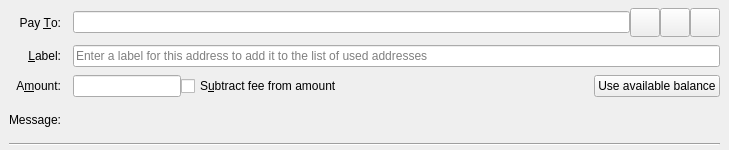
Qt form src/qt/forms/sendcoinsentry.ui (BitgesellOfficial/bitgesell) before a commit.
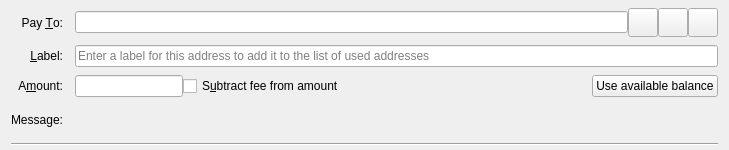
The same form after that commit. Icons and pictures are not drawn. Custom widgets are drawn as their Qt base class.

Commit message:
qt, refactor: Convert `SendCoinsEntry` to a sub-`QWidget`
It is no longer needed to derive the `SendCoinsEntry` class from the
`QStackedWidget` one.

What changed in the file:
```diff
--- a/src/qt/forms/sendcoinsentry.ui
+++ b/src/qt/forms/sendcoinsentry.ui
@@ -1,7 +1,7 @@
 <?xml version="1.0" encoding="UTF-8"?>
 <ui version="4.0">
  <class>SendCoinsEntry</class>
- <widget class="QStackedWidget" name="SendCoinsEntry">
+ <widget class="QWidget" name="SendCoinsEntry">
   <property name="geometry">
    <rect>
     <x>0</x>
@@ -16,10 +16,6 @@
   <property name="autoFillBackground">
    <bool>false</bool>
   </property>
-  <widget class="QFrame" name="SendCoins">
-   <property name="frameShape">
-    <enum>QFrame::NoFrame</enum>
-   </property>
    <layout class="QGridLayout" name="gridLayout">
     <property name="topMargin">
      <number>8</number>
@@ -218,7 +214,6 @@
      </widget>
     </item>
    </layout>
-  </widget>
  </widget>
  <customwidgets>
   <customwidget>
```
The commit also changes 2 other files.
